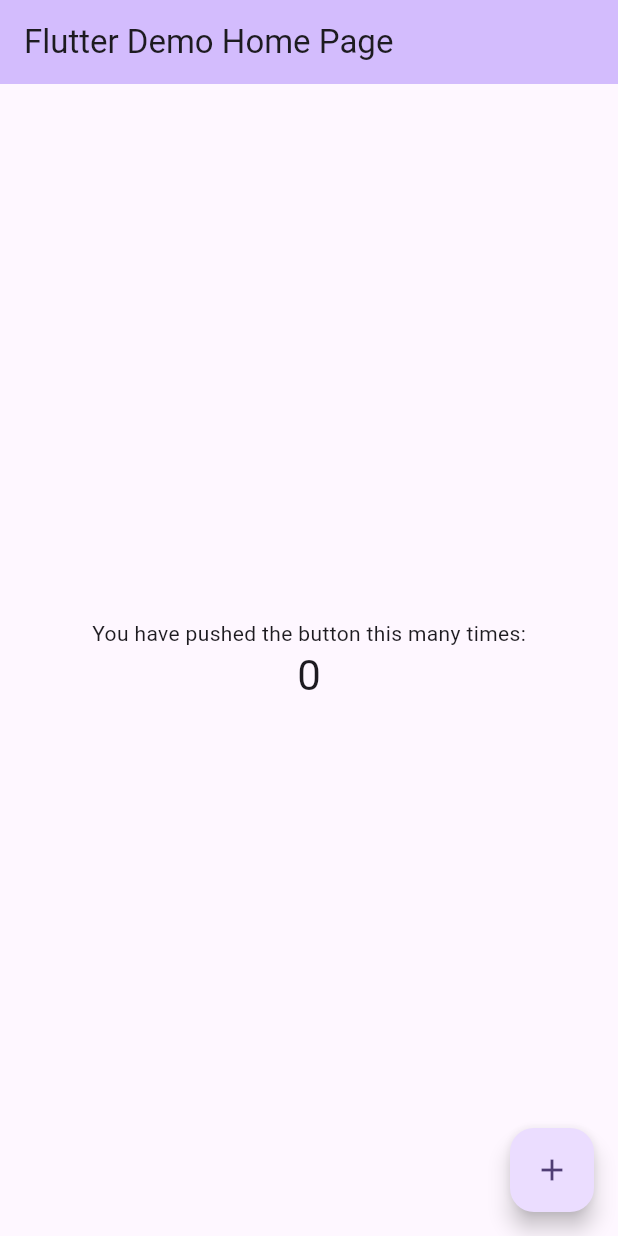
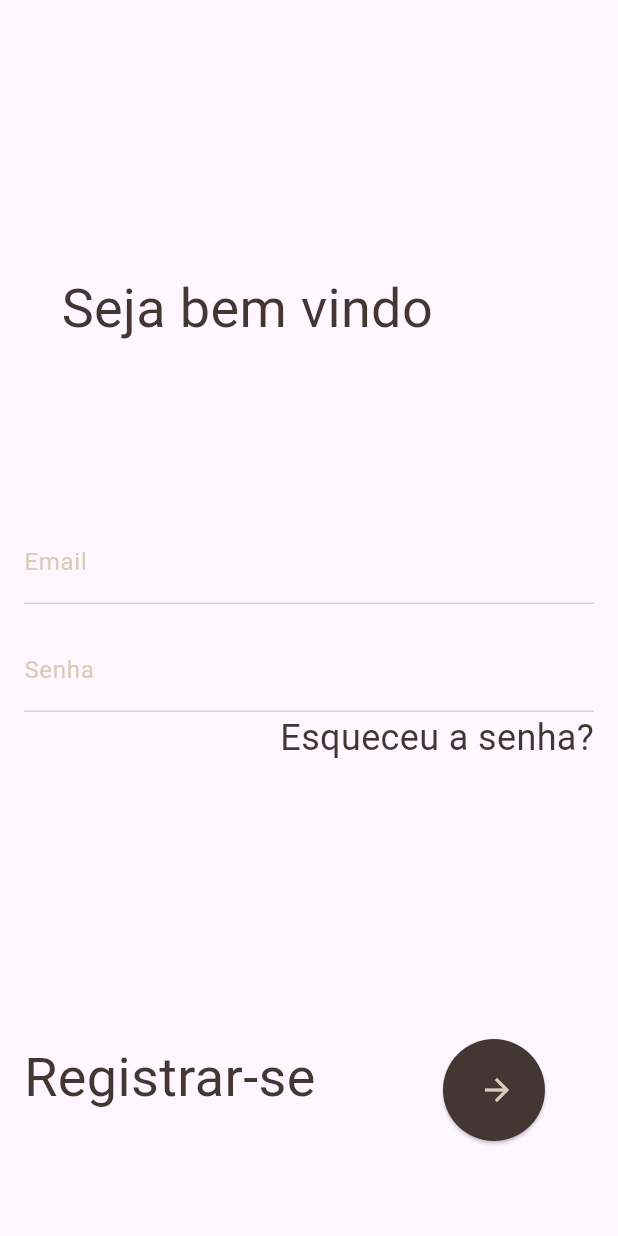
Before and after one commit to ruan-cardozo/task_track_mobile, a Flutter app: the screen it shows after launch, on a phone screen of 412 x 824 dp. Run offline on Flutter 3.47's test engine with Material 3 defaults, Android fonts, the phone set to English and light mode, and no system bars.

```diff
--- a/lib/main.dart
+++ b/lib/main.dart
@@ -1,125 +1,11 @@
 import 'package:flutter/material.dart';
+import 'package:flutter/widgets.dart';
+import 'package:task_track/src/views/login_view.dart';
 
 void main() {
-  runApp(const MyApp());
+  runApp(
+    const MaterialApp(
+      home: MyLoginPage(title: 'Login Page'),
+    ),
+  );
 }
-
-class MyApp extends StatelessWidget {
-  const MyApp({super.key});
-
-  // This widget is the root of your application.
-  @override
-  Widget build(BuildContext context) {
-    return MaterialApp(
-      title: 'Flutter Demo',
-      theme: ThemeData(
-        // This is the theme of your application.
-        //
-        // TRY THIS: Try running your application with "flutter run". You'll see
-        // the application has a purple toolbar. Then, without quitting the app,
-        // try changing the seedColor in the colorScheme below to Colors.green
-        // and then invoke "hot reload" (save your changes or press the "hot
-        // reload" button in a Flutter-supported IDE, or press "r" if you used
-        // the command line to start the app).
-        //
-        // Notice that the counter didn't reset back to zero; the application
-        // state is not lost during the reload. To reset the state, use hot
-        // restart instead.
-        //
-        // This works for code too, not just values: Most code changes can be
-        // tested with just a hot reload.
-        colorScheme: ColorScheme.fromSeed(seedColor: Colors.deepPurple),
-        useMaterial3: true,
-      ),
-      home: const MyHomePage(title: 'Flutter Demo Home Page'),
-    );
-  }
-}
-
-class MyHomePage extends StatefulWidget {
-  const MyHomePage({super.key, required this.title});
-
-  // This widget is the home page of your application. It is stateful, meaning
-  // that it has a State object (defined below) that contains fields that affect
-  // how it looks.
-
-  // This class is the configuration for the state. It holds the values (in this
-  // case the title) provided by the parent (in this case the App widget) and
-  // used by the build method of the State. Fields in a Widget subclass are
-  // always marked "final".
-
-  final String title;
-
-  @override
-  State<MyHomePage> createState() => _MyHomePageState();
-}
-
-class _MyHomePageState extends State<MyHomePage> {
-  int _counter = 0;
-
-  void _incrementCounter() {
-    setState(() {
-      // This call to setState tells the Flutter framework that something has
-      // changed in this State, which causes it to rerun the build method below
-      // so that the display can reflect the updated values. If we changed
-      // _counter without calling setState(), then the build method would not be
-      // called again, and so nothing would appear to happen.
-      _counter++;
-    });
-  }
-
-  @override
-  Widget build(BuildContext context) {
-    // This method is rerun every time setState is called, for instance as done
-    // by the _incrementCounter method above.
-    //
-    // The Flutter framework has been optimized to make rerunning build methods
-    // fast, so that you can just rebuild anything that needs updating rather
-    // than having to individually change instances of widgets.
-    return Scaffold(
-      appBar: AppBar(
-        // TRY THIS: Try changing the color here to a specific color (to
-        // Colors.amber, perhaps?) and trigger a hot reload to see the AppBar
-        // change color while the other colors stay the same.
-        backgroundColor: Theme.of(context).colorScheme.inversePrimary,
-        // Here we take the value from the MyHomePage object that was created by
-        // the App.build method, and use it to set our appbar title.
-        title: Text(widget.title),
-      ),
-      body: Center(
-        // Center is a layout widget. It takes a single child and positions it
-        // in the middle of the parent.
-        child: Column(
-          // Column is also a layout widget. It takes a list of children and
-          // arranges them vertically. By default, it sizes itself to fit its
-          // children horizontally, and tries to be as tall as its parent.
-          //
-          // Column has various properties to control how it sizes itself and
-          // how it positions its children. Here we use mainAxisAlignment to
-          // center the children vertically; the main axis here is the vertical
-          // axis because Columns are vertical (the cross axis would be
-          // horizontal).
-          //
-          // TRY THIS: Invoke "debug painting" (choose the "Toggle Debug Paint"
-          // action in the IDE, or press "p" in the console), to see the
-          // wireframe for each widget.
-          mainAxisAlignment: MainAxisAlignment.center,
-          children: <Widget>[
-            const Text(
-              'You have pushed the button this many times:',
-            ),
-            Text(
-              '$_counter',
-              style: Theme.of(context).textTheme.headlineMedium,
-            ),
-          ],
-        ),
-      ),
-      floatingActionButton: FloatingActionButton(
-        onPressed: _incrementCounter,
-        tooltip: 'Increment',
-        child: const Icon(Icons.add),
-      ), // This trailing comma makes auto-formatting nicer for build methods.
-    );
-  }
-}
--- /dev/null
+++ b/lib/src/views/login_view.dart
@@ -0,0 +1,181 @@
+import 'package:flutter/material.dart';
+import 'package:flutter/widgets.dart';
+import 'package:task_track/src/views/register_view.dart';
+
+class MyLoginPage extends StatefulWidget {
+  final String title;
+
+  const MyLoginPage({Key? key, required this.title}) : super(key: key);
+
+  @override
+  _MyLoginPageState createState() => _MyLoginPageState();
+}
+
+class _MyLoginPageState extends State<MyLoginPage> {
+  String loginBox = "";
+  final TextEditingController emailController = TextEditingController();
+  final TextEditingController passwordController = TextEditingController();
+  FocusNode myFocusNode = FocusNode();
+
+  @override
+  Widget build(BuildContext context) {
+    var isKeyboardVisible = MediaQuery.of(context).viewInsets.bottom != 0;
+    return Scaffold(
+      body: Container(
+        padding: const EdgeInsets.all(16.0),
+        child: Column(
+          children: <Widget>[
+            Expanded(
+              flex: 2,
+              child: Container(
+                width: MediaQuery.of(context).size.width,
+                child: const Stack(
+                  children: <Widget>[
+                    Positioned(
+                      top: 164,
+                      left: 25,
+                      child: Text(
+                        'Seja bem vindo',
+                        style: TextStyle(
+                          fontSize: 36,
+                          color: Color.fromRGBO(67, 54, 51, 100),
+                          decoration: TextDecoration.none,
+                        ),
+                      ),
+                    ),
+                  ],
+                ),
+              ),
+            ),
+            const SizedBox(height: 100),
+            Expanded(
+              flex: 3,
+              child: Column(
+                children: <Widget>[
+                  Container(
+                    child: TextField(
+                      controller: emailController,
+                      decoration: const InputDecoration(
+                        hintText: "Digite seu email",
+                        hintStyle: TextStyle(
+                            color: Color.fromRGBO(222, 203, 183, 100)),
+                        enabledBorder: UnderlineInputBorder(
+                          borderSide: BorderSide(
+                              color: Color.fromRGBO(211, 210, 210, 100)),
+                        ),
+                        focusedBorder: UnderlineInputBorder(
+                          borderSide: BorderSide(
+                              color: Color.fromRGBO(67, 54, 51, 100)),
+                        ),
+                        labelText: 'Email',
+                        labelStyle: TextStyle(
+                            color: Color.fromRGBO(222, 203, 183, 100)),
+                      ),
+                    ),
+                  ),
+                  const SizedBox(height: 16.0),
+                  Container(
+                    child: TextField(
+                      controller: passwordController,
+                      obscureText: true,
+                      decoration: const InputDecoration(
+                        hintText: "Digite sua senha",
+                        hintStyle: TextStyle(
+                            color: Color.fromRGBO(222, 203, 183, 100)),
+                        enabledBorder: UnderlineInputBorder(
+                          borderSide: BorderSide(
+                              color: Color.fromRGBO(211, 210, 210, 100)),
+                        ),
+                        focusedBorder: UnderlineInputBorder(
+                          borderSide: BorderSide(
+                              color: Color.fromRGBO(67, 54, 51, 100)),
+                        ),
+                        labelText: 'Senha',
+                        labelStyle: TextStyle(
+                            color: Color.fromRGBO(222, 203, 183, 100)),
+                      ),
+                    ),
+                  ),
+                  const Align(
+                    alignment:
+                        Alignment.centerRight, // Alinha o widget à direita
+                    child: Text(
+                      'Esqueceu a senha?',
+                      style: TextStyle(
+                        fontSize: 24,
+                        color: Color.fromRGBO(67, 54, 51, 100),
+                        decoration: TextDecoration.none,
+                      ),
+                    ),
+                  ),
+                ],
+              ),
+            ),
+            // Align(
+            //   alignment: Alignment.topRight,
+            //   child: ElevatedButton(
+            //     onPressed: () {},
+            //     child: const Text('MyButton'),
+            //   ),
+            // ),
+            Expanded(
+              flex: 1,
+              child: Container(
+                width: MediaQuery.of(context).size.width,
+                child: Align(
+                  alignment: Alignment.topRight,
+                  child: Visibility(
+                      visible: !isKeyboardVisible,
+                      child: Padding(
+                        padding: const EdgeInsets.only(top: 0),
+                        child: Row(
+                          // Alterado de Column para Row
+                          crossAxisAlignment: CrossAxisAlignment.start,
+                          children: <Widget>[
+                            GestureDetector(
+                              // Adiciona o GestureDetector
+                              onTap: () {
+                                Navigator.push(
+                                  context,
+                                  MaterialPageRoute(
+                                      builder: (context) =>
+                                          MyRegisterPage(title: 'Teste')), // Navega para RegisterScreen
+                                );
+                              },
+                              child: const Text(
+                                'Registrar-se',
+                                style: TextStyle(
+                                  fontSize: 36,
+                                  color: Color.fromRGBO(67, 54, 51, 100),
+                                  decoration: TextDecoration.none,
+                                ),
+                              ),
+                            ),
+                            SizedBox(
+                                width: 85), // Adiciona um espaço de 20 pixels
+                            ElevatedButton(
+                                // Botão movido aqui
+                                onPressed: () {},
+                                style: ElevatedButton.styleFrom(
+                                  fixedSize: const Size(68, 68),
+                                  backgroundColor:
+                                      Color.fromRGBO(67, 54, 51, 100),
+                                  shape: CircleBorder(),
+                                ),
+                                child: const Icon(
+                                  size: 24,
+                                  Icons.arrow_forward,
+                                  color: Color.fromRGBO(222, 203, 183, 100),
+                                )),
+                          ],
+                        ),
+                      )),
+                ),
+              ),
+            ),
+          ],
+        ),
+      ),
+    );
+  }
+}
```
Also changed, not shown: lib/src/views/register_view.dart (added, +179 -0 lines).
